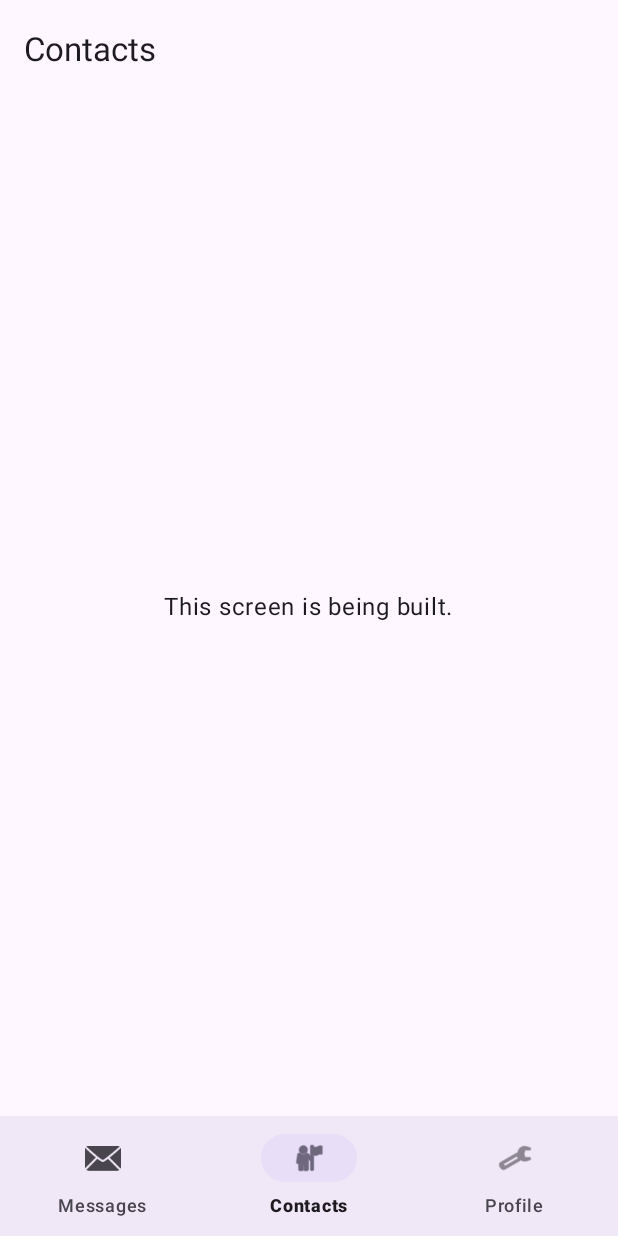
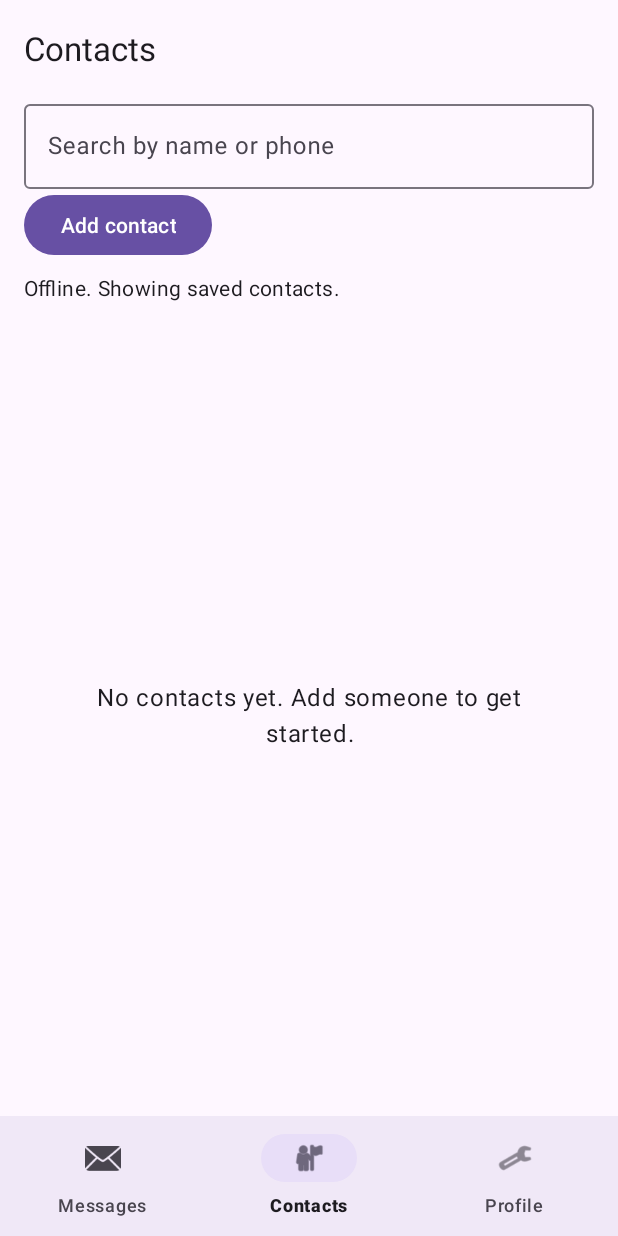
Before and after one commit to lwd7071/AndroidFinalProject, an Android app: the screen it shows after launch (MainActivity), item 2 of the bottom bar chosen, on a phone screen of 412 x 824 dp. Run offline under Robolectric (Android 15) with nearby library versions, the phone set to English and light mode, and no system bars; our stand-ins replace Firebase (no records; nobody signed in at launch, a user with empty details on screens opened directly), Room's generated code, navigation-ui.

Commit message:
feat(contacts): add cached contacts and user profile UI

```diff
--- a/android/app/build.gradle.kts
+++ b/android/app/build.gradle.kts
@@ -69,9 +69,11 @@ room { schemaDirectory("$projectDir/schemas") }
 dependencies {
     implementation(libs.androidx.appcompat)
     implementation(libs.androidx.lifecycle.livedata)
+    implementation(libs.androidx.lifecycle.viewmodel)
     implementation(libs.androidx.navigation.fragment)
     implementation(libs.androidx.navigation.ui)
     implementation(libs.material)
+    implementation(libs.androidx.recyclerview)
     implementation(libs.androidx.room.runtime)
     annotationProcessor(libs.androidx.room.compiler)
 
--- a/android/app/src/main/AndroidManifest.xml
+++ b/android/app/src/main/AndroidManifest.xml
@@ -1,6 +1,7 @@
 <?xml version="1.0" encoding="utf-8"?>
 <manifest xmlns:android="http://schemas.android.com/apk/res/android">
     <uses-permission android:name="android.permission.INTERNET" />
+    <uses-permission android:name="android.permission.ACCESS_NETWORK_STATE" />
 
     <application
         android:name=".ChatApplication"
--- /dev/null
+++ b/android/app/src/main/java/vn/edu/lwd7071/androidfinalproject/data/repository/CachedUserRepository.java
@@ -0,0 +1,80 @@
+package vn.edu.lwd7071.androidfinalproject.data.repository;
+
+import androidx.lifecycle.LiveData;
+import androidx.lifecycle.MediatorLiveData;
+
+import java.util.ArrayList;
+import java.util.List;
+
+import vn.edu.lwd7071.androidfinalproject.core.ApiResult;
+import vn.edu.lwd7071.androidfinalproject.data.local.ChatDatabase;
+import vn.edu.lwd7071.androidfinalproject.data.local.dao.ContactDao;
+import vn.edu.lwd7071.androidfinalproject.data.local.entity.UserEntity;
+import vn.edu.lwd7071.androidfinalproject.model.Contact;
+import vn.edu.lwd7071.androidfinalproject.model.User;
+
+public final class CachedUserRepository implements UserRepository {
+    private final ChatDatabase database;
+
+    public CachedUserRepository(ChatDatabase database) {
+        this.database = database;
+    }
+
+    private static User user(UserEntity row) {
+        return new User(row.uid(), null, row.phone(), row.displayName(),
+                row.avatarUrl(), row.updatedAt());
+    }
+
+    @Override
+    public LiveData<User> observeUser(String uid) {
+        MediatorLiveData<User> result = new MediatorLiveData<>();
+        result.addSource(database.users().observe(uid),
+                row -> result.setValue(row == null ? null : user(row)));
+        return result;
+    }
+
+    @Override
+    public LiveData<List<Contact>> observeContacts() {
+        MediatorLiveData<List<Contact>> result = new MediatorLiveData<>();
+        result.addSource(database.contacts().observeAll(), rows -> {
+            List<Contact> contacts = new ArrayList<>();
+            if (rows != null) {
+                for (ContactDao.ContactRow row : rows) {
+                    contacts.add(new Contact(user(row.user()), row.addedAt()));
+                }
+            }
+            result.setValue(contacts);
+        });
+        return result;
+    }
+
+    // shortcut: reads Room only until TV2 supplies Firebase writes and sync.
+    private <T> void unavailable(ResultCallback<T> callback) {
+        callback.onResult(new ApiResult.Failure<>("NOT_READY", "Account repository is not connected yet"));
+    }
+
+    @Override
+    public void findByPhone(String normalizedPhone, ResultCallback<User> callback) {
+        unavailable(callback);
+    }
+
+    @Override
+    public void searchByNamePrefix(String query, ResultCallback<List<User>> callback) {
+        unavailable(callback);
+    }
+
+    @Override
+    public void addContact(String contactUid, ResultCallback<Void> callback) {
+        unavailable(callback);
+    }
+
+    @Override
+    public void updateProfile(String displayName, String normalizedPhone, ResultCallback<Void> callback) {
+        unavailable(callback);
+    }
+
+    @Override
+    public void updateAvatar(String mediaUrl, ResultCallback<Void> callback) {
+        unavailable(callback);
+    }
+}
--- a/android/app/src/main/java/vn/edu/lwd7071/androidfinalproject/di/AppContainer.java
+++ b/android/app/src/main/java/vn/edu/lwd7071/androidfinalproject/di/AppContainer.java
@@ -14,6 +14,8 @@ import com.google.firebase.firestore.MemoryCacheSettings;
 import vn.edu.lwd7071.androidfinalproject.BuildConfig;
 import vn.edu.lwd7071.androidfinalproject.core.AppExecutors;
 import vn.edu.lwd7071.androidfinalproject.data.local.ChatDatabase;
+import vn.edu.lwd7071.androidfinalproject.data.repository.CachedUserRepository;
+import vn.edu.lwd7071.androidfinalproject.data.repository.UserRepository;
 
 public final class AppContainer {
     private static final String EMULATOR_HOST = "10.0.2.2";
@@ -22,14 +24,20 @@ public final class AppContainer {
     private final AppExecutors executors = new AppExecutors();
     private FirebaseAuth auth;
     private FirebaseFirestore firestore;
+    private final UserRepository userRepository;
 
     public AppContainer(Context context) {
         this.context = context.getApplicationContext();
         database = Room.databaseBuilder(this.context, ChatDatabase.class, "chat.db").build();
+        userRepository = new CachedUserRepository(database);
     }
 
     public ChatDatabase database() {
         return database;
+    }
+
+    public UserRepository userRepository() {
+        return userRepository;
     }
 
     public AppExecutors executors() {
--- /dev/null
+++ b/android/app/src/main/java/vn/edu/lwd7071/androidfinalproject/ui/contacts/ContactsFragment.java
@@ -0,0 +1,138 @@
+package vn.edu.lwd7071.androidfinalproject.ui.contacts;
+
+import android.os.Bundle;
+import android.net.ConnectivityManager;
+import android.net.Network;
+import android.net.NetworkCapabilities;
+import android.text.Editable;
+import android.text.TextWatcher;
+import android.view.LayoutInflater;
+import android.view.View;
+import android.view.ViewGroup;
+
+import androidx.annotation.NonNull;
+import androidx.annotation.Nullable;
+import androidx.fragment.app.Fragment;
+import androidx.lifecycle.ViewModel;
+import androidx.lifecycle.ViewModelProvider;
+import androidx.navigation.fragment.NavHostFragment;
+import androidx.recyclerview.widget.LinearLayoutManager;
+
+import java.util.List;
+import java.util.Collections;
+
+import vn.edu.lwd7071.androidfinalproject.ChatApplication;
+import vn.edu.lwd7071.androidfinalproject.R;
+import vn.edu.lwd7071.androidfinalproject.core.UiState;
+import vn.edu.lwd7071.androidfinalproject.data.repository.UserRepository;
+import vn.edu.lwd7071.androidfinalproject.databinding.FragmentContactsBinding;
+import vn.edu.lwd7071.androidfinalproject.model.Contact;
+
+public final class ContactsFragment extends Fragment {
+    private FragmentContactsBinding binding;
+    private ContactsViewModel model;
+    private ConnectivityManager connectivity;
+    private ConnectivityManager.NetworkCallback networkCallback;
+
+    @Nullable
+    @Override
+    public View onCreateView(@NonNull LayoutInflater inflater, @Nullable ViewGroup container,
+            @Nullable Bundle savedInstanceState) {
+        binding = FragmentContactsBinding.inflate(inflater, container, false);
+        return binding.getRoot();
+    }
+
+    @Override
+    public void onViewCreated(@NonNull View view, @Nullable Bundle savedInstanceState) {
+        UserRepository repository = ((ChatApplication) requireActivity().getApplication())
+                .container().userRepository();
+        model = new ViewModelProvider(this, new ViewModelProvider.Factory() {
+            @NonNull
+            @Override
+            public <T extends ViewModel> T create(@NonNull Class<T> modelClass) {
+                return modelClass.cast(new ContactsViewModel(repository));
+            }
+        }).get(ContactsViewModel.class);
+        ContactsAdapter adapter = new ContactsAdapter(contact -> NavHostFragment.findNavController(this)
+                .navigate(ContactsFragmentDirections.actionContactsToUserProfile(contact.user().uid())));
+        binding.recyclerContacts.setLayoutManager(new LinearLayoutManager(requireContext()));
+        binding.recyclerContacts.setAdapter(adapter);
+        binding.buttonAddContact.setOnClickListener(v -> NavHostFragment.findNavController(this)
+                .navigate(ContactsFragmentDirections.actionContactsToAddContact()));
+        binding.inputSearch.addTextChangedListener(new TextWatcher() {
+            @Override public void beforeTextChanged(CharSequence s, int start, int count, int after) {}
+            @Override public void onTextChanged(CharSequence s, int start, int before, int count) {
+                model.setQuery(s.toString());
+            }
+            @Override public void afterTextChanged(Editable s) {}
+        });
+        model.state().observe(getViewLifecycleOwner(), state -> render(state, adapter));
+    }
+
+    @Override
+    public void onStart() {
+        super.onStart();
+        connectivity = requireContext().getSystemService(ConnectivityManager.class);
+        networkCallback = new ConnectivityManager.NetworkCallback() {
+            @Override public void onAvailable(@NonNull Network network) { updateConnection(); }
+            @Override public void onLost(@NonNull Network network) { updateConnection(); }
+            @Override public void onCapabilitiesChanged(@NonNull Network network,
+                    @NonNull NetworkCapabilities capabilities) { updateConnection(); }
+        };
+        connectivity.registerDefaultNetworkCallback(networkCallback);
+        updateConnection();
+    }
+
+    private void updateConnection() {
+        if (binding == null || connectivity == null) return;
+        NetworkCapabilities capabilities = connectivity.getNetworkCapabilities(
+                connectivity.getActiveNetwork());
+        boolean offline = capabilities == null
+                || !capabilities.hasCapability(NetworkCapabilities.NET_CAPABILITY_VALIDATED);
+        binding.getRoot().post(() -> {
+            if (binding != null && model != null) model.setOffline(offline);
+        });
+    }
+
+    @Override
+    public void onStop() {
+        if (connectivity != null && networkCallback != null) {
+            connectivity.unregisterNetworkCallback(networkCallback);
+            networkCallback = null;
+        }
+        super.onStop();
+    }
+
+    private void render(UiState<List<Contact>> state, ContactsAdapter adapter) {
+        boolean loading = state instanceof UiState.Loading;
+        binding.progressContacts.setVisibility(loading ? View.VISIBLE : View.GONE);
+        binding.textOffline.setVisibility(state instanceof UiState.Stale ? View.VISIBLE : View.GONE);
+        List<Contact> rows = Collections.emptyList();
+        if (state instanceof UiState.Content<?> content) {
+            rows = contacts(content.data());
+        } else if (state instanceof UiState.Stale<?> stale) {
+            rows = contacts(stale.data());
+        }
+        adapter.submitList(rows);
+        boolean empty = !loading && rows.isEmpty();
+        binding.textEmpty.setVisibility(empty ? View.VISIBLE : View.GONE);
+        binding.recyclerContacts.setVisibility(empty ? View.GONE : View.VISIBLE);
+        if (empty) binding.textEmpty.setText(state instanceof UiState.Error
+                ? R.string.contact_unavailable
+                : binding.inputSearch.getText() != null
+                && binding.inputSearch.getText().length() > 0
+                ? R.string.contacts_no_matches : R.string.contacts_empty);
+    }
+
+    @SuppressWarnings("unchecked")
+    private static List<Contact> contacts(Object data) {
+        return (List<Contact>) data;
+    }
+
+    @Override
+    public void onDestroyView() {
+        binding.recyclerContacts.setAdapter(null);
+        binding = null;
+        super.onDestroyView();
+    }
+}
--- /dev/null
+++ b/android/app/src/main/java/vn/edu/lwd7071/androidfinalproject/ui/contacts/ContactsViewModel.java
@@ -0,0 +1,63 @@
+package vn.edu.lwd7071.androidfinalproject.ui.contacts;
+
+import androidx.lifecycle.LiveData;
+import androidx.lifecycle.MediatorLiveData;
+import androidx.lifecycle.ViewModel;
+
+import java.util.ArrayList;
+import java.util.Collections;
+import java.util.List;
+import java.util.Locale;
+
+import vn.edu.lwd7071.androidfinalproject.core.UiState;
+import vn.edu.lwd7071.androidfinalproject.data.repository.UserRepository;
+import vn.edu.lwd7071.androidfinalproject.model.Contact;
+
+public final class ContactsViewModel extends ViewModel {
+    private final MediatorLiveData<UiState<List<Contact>>> state = new MediatorLiveData<>();
+    private List<Contact> contacts;
+    private String query = "";
+    private boolean stale;
+
+    public ContactsViewModel(UserRepository repository) {
+        state.setValue(new UiState.Loading<>());
+        state.addSource(repository.observeContacts(), rows -> {
+            contacts = rows == null ? Collections.emptyList() : rows;
+            publish();
+        });
+    }
+
+    public LiveData<UiState<List<Contact>>> state() {
+        return state;
+    }
+
+    public void setQuery(String value) {
+        query = value == null ? "" : value;
+        publish();
+    }
+
+    public void setOffline(boolean offline) {
+        stale = offline;
+        publish();
+    }
+
+    private void publish() {
+        if (contacts == null) return;
+        List<Contact> filtered = filter(contacts, query);
+        state.setValue(stale ? new UiState.Stale<>(filtered, "OFFLINE")
+                : new UiState.Content<>(filtered));
+    }
+
+    public static List<Contact> filter(List<Contact> contacts, String query) {
+        String needle = query.trim().toLowerCase(Locale.ROOT);
+        if (needle.isEmpty()) return contacts;
+        List<Contact> matches = new ArrayList<>();
+        for (Contact contact : contacts) {
+            if (contact.user().displayName().toLowerCase(Locale.ROOT).contains(needle)
+                    || contact.user().phone().contains(needle)) {
+                matches.add(contact);
+            }
+        }
+        return matches;
+    }
+}
--- /dev/null
+++ b/android/app/src/main/res/drawable/avatar_default.xml
@@ -0,0 +1,4 @@
+<?xml version="1.0" encoding="utf-8"?>
+<shape xmlns:android="http://schemas.android.com/apk/res/android" android:shape="oval">
+    <solid android:color="?attr/colorPrimaryContainer" />
+</shape>
--- /dev/null
+++ b/android/app/src/main/res/layout/fragment_contacts.xml
@@ -0,0 +1,61 @@
+<?xml version="1.0" encoding="utf-8"?>
+<LinearLayout xmlns:android="http://schemas.android.com/apk/res/android"
+    android:layout_width="match_parent"
+    android:layout_height="match_parent"
+    android:orientation="vertical"
+    android:paddingHorizontal="16dp">
+
+    <com.google.android.material.textfield.TextInputLayout
+        android:layout_width="match_parent"
+        android:layout_height="wrap_content"
+        android:hint="@string/search_contacts">
+        <com.google.android.material.textfield.TextInputEditText
+            android:id="@+id/input_search"
+            android:layout_width="match_parent"
+            android:layout_height="wrap_content"
+            android:inputType="text"
+            android:singleLine="true" />
+    </com.google.android.material.textfield.TextInputLayout>
+
+    <com.google.android.material.button.MaterialButton
+        android:id="@+id/button_add_contact"
+        android:layout_width="wrap_content"
+        android:layout_height="wrap_content"
+        android:minHeight="48dp"
+        android:text="@string/add_contact_title" />
+
+    <TextView
+        android:id="@+id/text_offline"
+        android:layout_width="match_parent"
+        android:layout_height="wrap_content"
+        android:paddingVertical="8dp"
+        android:text="@string/contacts_offline"
+        android:textAppearance="?attr/textAppearanceBodyMedium"
+        android:visibility="gone" />
+
+    <FrameLayout
+        android:layout_width="match_parent"
+        android:layout_height="0dp"
+        android:layout_weight="1">
+        <androidx.recyclerview.widget.RecyclerView
+            android:id="@+id/recycler_contacts"
+            android:layout_width="match_parent"
+            android:layout_height="match_parent"
+            android:clipToPadding="false"
+            android:paddingBottom="16dp" />
+        <ProgressBar
+            android:id="@+id/progress_contacts"
+            android:layout_width="wrap_content"
+            android:layout_height="wrap_content"
+            android:layout_gravity="center" />
+        <TextView
+            android:id="@+id/text_empty"
+            android:layout_width="match_parent"
+            android:layout_height="wrap_content"
+            android:layout_gravity="center"
+            android:gravity="center"
+            android:padding="24dp"
+            android:textAppearance="?attr/textAppearanceBodyLarge"
+            android:visibility="gone" />
+    </FrameLayout>
+</LinearLayout>
--- a/android/app/src/main/res/navigation/main_nav.xml
+++ b/android/app/src/main/res/navigation/main_nav.xml
@@ -7,7 +7,7 @@
         android:name="vn.edu.lwd7071.androidfinalproject.ui.PlaceholderFragment"
         android:label="@string/nav_inbox" />
     <fragment android:id="@+id/contactsFragment"
-        android:name="vn.edu.lwd7071.androidfinalproject.ui.PlaceholderFragment"
+        android:name="vn.edu.lwd7071.androidfinalproject.ui.contacts.ContactsFragment"
         android:label="@string/nav_contacts">
         <action android:id="@+id/action_contacts_to_user_profile"
             app:destination="@id/userProfileFragment" />
@@ -21,7 +21,7 @@
         android:name="vn.edu.lwd7071.androidfinalproject.ui.PlaceholderFragment"
         android:label="@string/add_contact_title" />
     <fragment android:id="@+id/userProfileFragment"
-        android:name="vn.edu.lwd7071.androidfinalproject.ui.PlaceholderFragment"
+        android:name="vn.edu.lwd7071.androidfinalproject.ui.contacts.UserProfileFragment"
         android:label="@string/user_profile_title">
         <argument android:name="userId" app:argType="string" />
         <action android:id="@+id/action_user_profile_to_chat"
--- a/android/app/src/main/res/values/strings.xml
+++ b/android/app/src/main/res/values/strings.xml
@@ -12,4 +12,11 @@
     <string name="inbox_phase_two">Your conversations will appear here in Phase 2.</string>
     <string name="profile_pending">Profile is being built by the account team.</string>
     <string name="screen_pending">This screen is being built.</string>
+    <string name="search_contacts">Search by name or phone</string>
+    <string name="contacts_empty">No contacts yet. Add someone to get started.</string>
+    <string name="contacts_no_matches">No contacts match your search.</string>
+    <string name="contacts_offline">Offline. Showing saved contacts.</string>
+    <string name="contact_unavailable">This contact is no longer available.</string>
+    <string name="message_contact">Message</string>
+    <string name="go_back">Go back</string>
 </resources>
--- a/android/gradle/libs.versions.toml
+++ b/android/gradle/libs.versions.toml
@@ -7,6 +7,7 @@ lifecycle = "2.9.4"
 navigation = "2.9.5"
 appcompat = "1.7.1"
 material = "1.13.0"
+recyclerview = "1.4.0"
 junit = "4.13.2"
 androidxJunit = "1.3.0"
 testCore = "1.7.0"
@@ -14,11 +15,13 @@ testCore = "1.7.0"
 [libraries]
 androidx-appcompat = { module = "androidx.appcompat:appcompat", version.ref = "appcompat" }
 androidx-lifecycle-livedata = { module = "androidx.lifecycle:lifecycle-livedata-core", version.ref = "lifecycle" }
+androidx-lifecycle-viewmodel = { module = "androidx.lifecycle:lifecycle-viewmodel", version.ref = "lifecycle" }
 androidx-navigation-fragment = { module = "androidx.navigation:navigation-fragment", version.ref = "navigation" }
 androidx-navigation-ui = { module = "androidx.navigation:navigation-ui", version.ref = "navigation" }
 androidx-room-runtime = { module = "androidx.room:room-runtime", version.ref = "room" }
 androidx-room-compiler = { module = "androidx.room:room-compiler", version.ref = "room" }
 material = { module = "com.google.android.material:material", version.ref = "material" }
+androidx-recyclerview = { module = "androidx.recyclerview:recyclerview", version.ref = "recyclerview" }
 firebase-bom = { module = "com.google.firebase:firebase-bom", version.ref = "firebaseBom" }
 firebase-auth = { module = "com.google.firebase:firebase-auth" }
 firebase-firestore = { module = "com.google.firebase:firebase-firestore" }
```
Also changed, not shown: android/app/src/main/java/vn/edu/lwd7071/androidfinalproject/ui/contacts/ContactsAdapter.java (added, +59 -0 lines), android/app/src/main/java/vn/edu/lwd7071/androidfinalproject/ui/contacts/UserProfileFragment.java (added, +68 -0 lines), android/app/src/main/java/vn/edu/lwd7071/androidfinalproject/ui/contacts/UserProfileViewModel.java (added, +23 -0 lines), android/app/src/main/res/layout/fragment_user_profile.xml (added, +69 -0 lines), android/app/src/main/res/layout/item_contact.xml (added, +36 -0 lines), 4 other files.
